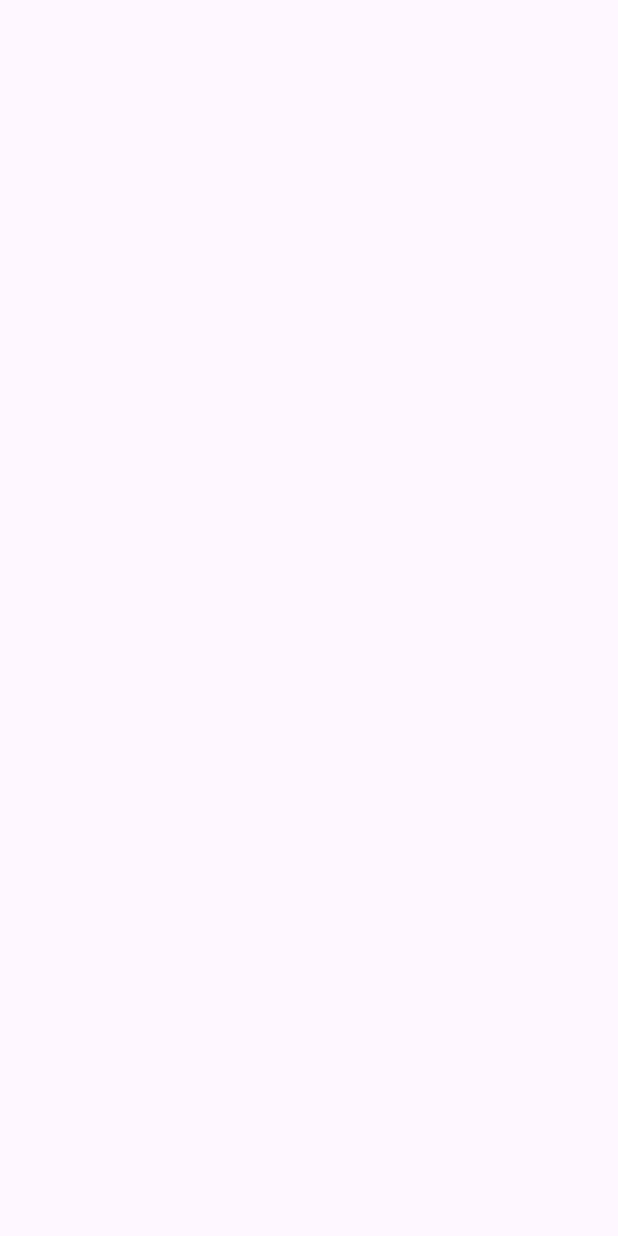
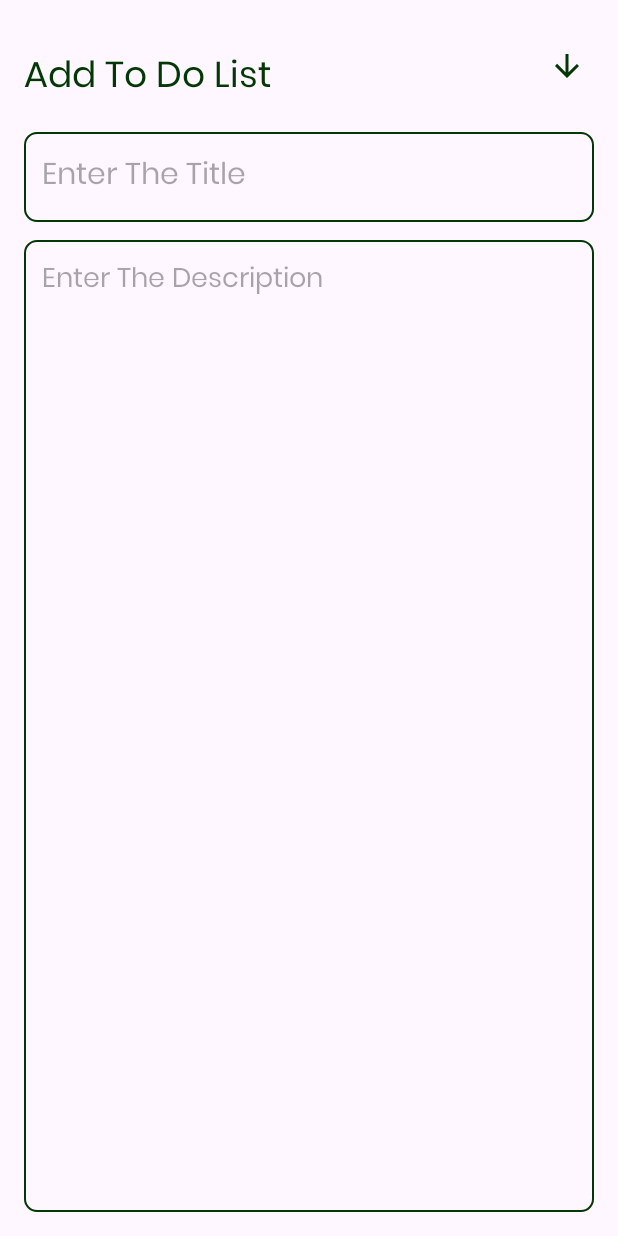
Before and after one commit to JayaniSrimali/To-Do-List-Android-Project, an Android app: the AddListActivity screen opened directly, with no data from a screen before it, on a phone screen of 412 x 824 dp. Before the commit the screen is empty. Run offline under Robolectric (Android 15) with nearby library versions, the phone set to English and light mode, and no system bars.

Commit message:
Project added to AddListActivity kotlin

```diff
--- /dev/null
+++ b/app/src/main/res/drawable/baseline_arrow_downward_24.xml
@@ -0,0 +1,5 @@
+<vector android:height="24dp" android:tint="@color/green"
+    android:viewportHeight="24" android:viewportWidth="24"
+    android:width="24dp" xmlns:android="http://schemas.android.com/apk/res/android">
+    <path android:fillColor="@android:color/white" android:pathData="M20,12l-1.41,-1.41L13,16.17V4h-2v12.17l-5.58,-5.59L4,12l8,8 8,-8z"/>
+</vector>
--- a/app/src/main/res/layout/activity_add_list.xml
+++ b/app/src/main/res/layout/activity_add_list.xml
@@ -1,9 +1,57 @@
 <?xml version="1.0" encoding="utf-8"?>
-<androidx.constraintlayout.widget.ConstraintLayout xmlns:android="http://schemas.android.com/apk/res/android"
+<RelativeLayout
+    xmlns:android="http://schemas.android.com/apk/res/android"
     xmlns:app="http://schemas.android.com/apk/res-auto"
     xmlns:tools="http://schemas.android.com/tools"
     android:layout_width="match_parent"
     android:layout_height="match_parent"
+    android:orientation="vertical"
+    android:padding="16dp"
     tools:context=".AddListActivity">
 
-</androidx.constraintlayout.widget.ConstraintLayout>
+    <TextView
+        android:id="@+id/addTodoHeading"
+        android:layout_width="wrap_content"
+        android:layout_height="wrap_content"
+        android:layout_alignParentTop="true"
+        android:layout_marginTop="16dp"
+        android:fontFamily="@font/poppins"
+        android:text="Add To Do List"
+        android:textColor="@color/green"
+        android:textSize="24sp" />
+
+    <ImageView
+        android:id="@+id/saveButton"
+        android:layout_width="wrap_content"
+        android:layout_height="wrap_content"
+        android:src="@drawable/baseline_arrow_downward_24"
+        android:layout_alignParentEnd="true"
+        android:layout_alignTop="@id/addTodoHeading"
+        android:layout_marginEnd="6dp"/>
+    <EditText
+        android:id="@+id/titleEditText"
+        android:layout_width="match_parent"
+        android:layout_height="60dp"
+        android:hint="Enter The Title"
+        android:padding="12dp"
+        android:textSize="20sp"
+        android:layout_below="@id/addTodoHeading"
+        android:background="@drawable/green_border"
+        android:layout_marginTop="16dp"
+        android:maxLines="1"
+        android:fontFamily="@font/poppins"/>
+
+    <EditText
+        android:id="@+id/contentEditText"
+        android:layout_width="match_parent"
+        android:layout_height="match_parent"
+        android:hint="Enter The Description"
+        android:gravity="top"
+        android:padding="12dp"
+        android:textSize="18sp"
+        android:layout_below="@id/titleEditText"
+        android:background="@drawable/green_border"
+        android:layout_marginTop="12dp"
+        android:fontFamily="@font/poppins"/>
+
+</RelativeLayout>
```
Also changed, not shown: app/src/main/res/font/poppins.ttf (added).
